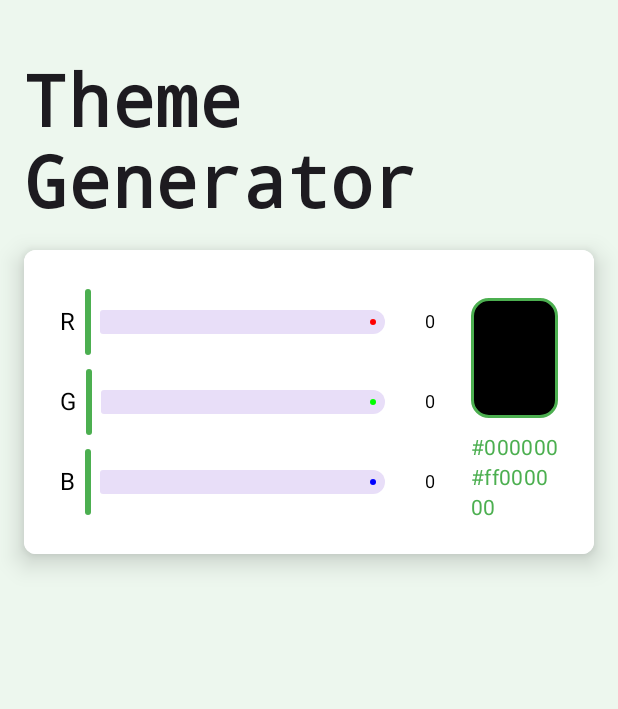
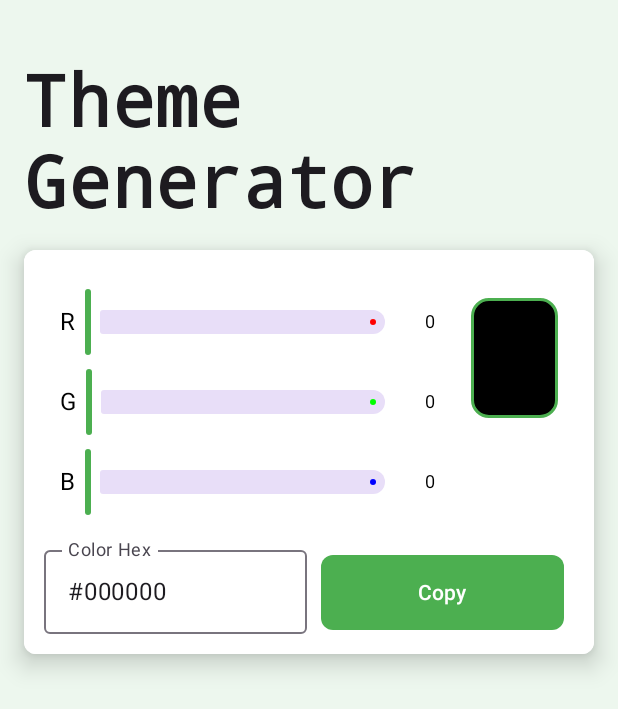
Before and after one commit to KvColorPalette/KvColorPalette-Android, an Android app built with Jetpack Compose: the ThemeGenDetailUI screen opened through its navigation route, on a phone screen of 412 x 824 dp. Shown: the top 709 px of the screen. Run offline under Robolectric (Android 15) with nearby library versions, the phone set to English and light mode, and no system bars.

Commit message:
Update the color picker with few options

```diff
--- a/ui-app/src/main/kotlin/com/kavi/droid/color/palette/app/ui/common/picker/KvColorPicker.kt
+++ b/ui-app/src/main/kotlin/com/kavi/droid/color/palette/app/ui/common/picker/KvColorPicker.kt
@@ -11,7 +11,9 @@ import androidx.compose.foundation.layout.height
 import androidx.compose.foundation.layout.padding
 import androidx.compose.foundation.layout.width
 import androidx.compose.foundation.shape.RoundedCornerShape
+import androidx.compose.material3.Button
 import androidx.compose.material3.MaterialTheme
+import androidx.compose.material3.OutlinedTextField
 import androidx.compose.material3.Slider
 import androidx.compose.material3.SliderDefaults
 import androidx.compose.material3.Text
@@ -21,12 +23,17 @@ import androidx.compose.runtime.MutableState
 import androidx.compose.runtime.derivedStateOf
 import androidx.compose.runtime.getValue
 import androidx.compose.runtime.mutableFloatStateOf
+import androidx.compose.runtime.mutableStateOf
 import androidx.compose.runtime.remember
 import androidx.compose.runtime.saveable.rememberSaveable
+import androidx.compose.runtime.setValue
 import androidx.compose.ui.Alignment
 import androidx.compose.ui.Modifier
 import androidx.compose.ui.draw.shadow
+import androidx.compose.ui.focus.onFocusChanged
 import androidx.compose.ui.graphics.Color
+import androidx.compose.ui.platform.LocalClipboardManager
+import androidx.compose.ui.text.input.TextFieldValue
 import androidx.compose.ui.text.style.TextAlign
 import androidx.compose.ui.tooling.preview.Preview
 import androidx.compose.ui.unit.dp
@@ -40,6 +47,12 @@ fun KvColorPicker(modifier: Modifier = Modifier, onColorSelected: (selectedColor
     val green = rememberSaveable { mutableFloatStateOf(0f) }
     val blue = rememberSaveable { mutableFloatStateOf(0f) }
 
+    var colorHex by remember { mutableStateOf(TextFieldValue("")) }
+    var hasTextFieldFocus by remember { mutableStateOf(false) }
+
+    // Retrieve a ClipboardManager object
+    val clipboardManager = LocalClipboardManager.current
+
     // Derived state for the color based on RGBA values
     val color by remember {
         derivedStateOf {
@@ -49,10 +62,11 @@ fun KvColorPicker(modifier: Modifier = Modifier, onColorSelected: (selectedColor
 
     // Launch an effect to invoke the provided callback with the selected color
     LaunchedEffect(color) {
+        colorHex = TextFieldValue(ColorUtil.getHex(color = color))
         onColorSelected.invoke(color)
     }
 
-    Row(
+    Column (
         modifier = modifier
             .border(1.dp, Color.White, shape = RoundedCornerShape(8.dp))
             .shadow(
@@ -62,6 +76,7 @@ fun KvColorPicker(modifier: Modifier = Modifier, onColorSelected: (selectedColor
             .background(Color.White)
             .padding(12.dp)
     ) {
+        Row {
             // Sliders for adjusting RGB values
             Column(
                 modifier = Modifier
@@ -86,23 +101,48 @@ fun KvColorPicker(modifier: Modifier = Modifier, onColorSelected: (selectedColor
                             .border(2.dp, MaterialTheme.colorScheme.primary, RoundedCornerShape(12.dp))
                     )
                 }
+            }
+        }
 
-            Column (
+        Row (
             modifier = Modifier
-                    .fillMaxWidth()
-                    .padding(start = 12.dp, top = 10.dp, end = 12.dp)
-                    .align(Alignment.CenterHorizontally)
+                .fillMaxWidth(),
+            horizontalArrangement = Arrangement.Center,
+            verticalAlignment = Alignment.CenterVertically
+        ){
+            OutlinedTextField(
+                modifier = Modifier
+                    .padding(1.dp)
+                    .weight(1f)
+                    .onFocusChanged {
+                        hasTextFieldFocus = it.isFocused
+                    },
+                value = colorHex,
+                maxLines = 1,
+                label = { Text(text = "Color Hex") },
+                onValueChange = { newColorHex ->
+                    colorHex = newColorHex
+                }
+            )
+
+            Button(
+                modifier = Modifier
+                    .padding(start = 8.dp, end = 8.dp, top = 8.dp)
+                    .height(50.dp)
+                    .weight(1f),
+                    shape = RoundedCornerShape(8.dp),
+                    onClick = {
+                        if (hasTextFieldFocus) {
+                            val setColor = ColorUtil.getColorFromHex(colorHex.text)
+                            red.floatValue = setColor.red
+                            green.floatValue = setColor.green
+                            blue.floatValue = setColor.blue
+                        } else {
+                            clipboardManager.setText(colorHex.annotatedString)
+                        }
+                    }
             ) {
-                Text(text = ColorUtil.getHex(color = color),
-                    style = MaterialTheme.typography.bodyMedium,
-                    color = MaterialTheme.colorScheme.primary,
-                    modifier = Modifier.align(Alignment.CenterHorizontally)
-                )
-                Text(text = ColorUtil.getHexWithAlpha(color = color),
-                    style = MaterialTheme.typography.bodyMedium,
-                    color = MaterialTheme.colorScheme.primary,
-                    modifier = Modifier.align(Alignment.CenterHorizontally)
-                )
+                Text(text = if(hasTextFieldFocus) "Set" else "Copy")
             }
         }
     }
```
Lines whose indentation alone changed are shown as unchanged.
